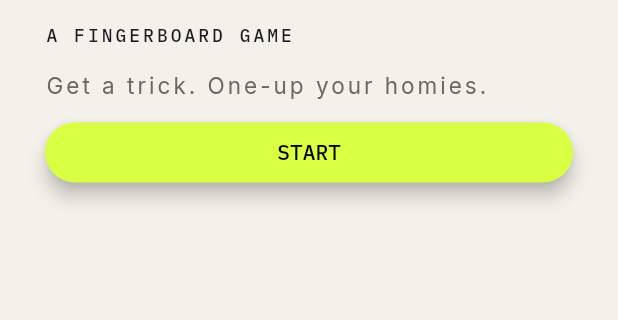
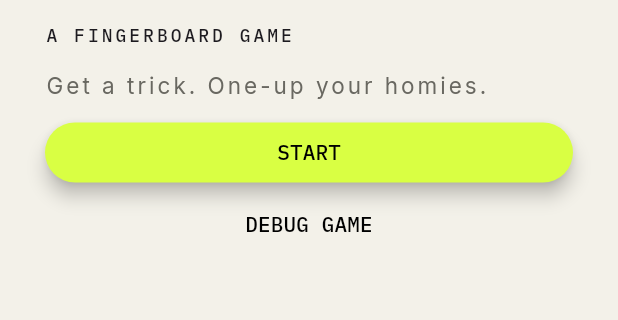
Before and after one commit to yanyanDev/match_that, a Flutter app: the screen it shows after launch, on a phone screen of 412 x 824 dp, the part 494-814 px from its top. Run offline on Flutter 3.47's test engine with Material 3 defaults, Android fonts, the phone set to English and light mode, and no system bars; our stand-ins replace flutter_bloc.

Commit message:
Add library loading at startup and debug game screen (A3, A5)
Co-Authored-By: Claude Opus 5.5 <noreply@anthropic.com>

```diff
--- a/lib/main.dart
+++ b/lib/main.dart
@@ -1,24 +1,42 @@
 import 'package:flutter/material.dart';
 import 'package:flutter/rendering.dart';
+import 'package:match_that/cubits/trick_library_loader.dart';
+import 'package:match_that/engine/trick.dart';
+import 'package:match_that/screens/debug_game_screen.dart';
 import 'package:match_that/screens/game_settings_screen.dart';
+import 'package:match_that/screens/library_error_screen.dart';
 
-void main() {
+Future<void> main() async {
   debugPaintSizeEnabled =
       false; // to visualize widget layout; "false" to disable
-  runApp(const MyApp());
+  // Flutter's services (here: reading bundled assets) need the binding
+  // before runApp has created it.
+  WidgetsFlutterBinding.ensureInitialized();
+  // Loaded once at app start (A3); the asset is small, so this takes ms.
+  final library = await loadTrickLibrary();
+  runApp(MyApp(library: library));
 }
 
 class MyApp extends StatelessWidget {
-  const MyApp({super.key});
+  const MyApp({super.key, required this.library});
+
+  final TrickLibraryResult library;
 
   @override
   Widget build(BuildContext context) {
-    return const MaterialApp(home: HomeScreen());
+    return MaterialApp(
+      home: switch (library) {
+        TrickLibraryLoaded(:final tricks) => HomeScreen(library: tricks),
+        TrickLibraryFailed(:final errors) => LibraryErrorScreen(errors: errors),
+      },
+    );
   }
 }
 
 class HomeScreen extends StatelessWidget {
-  const HomeScreen({super.key});
+  const HomeScreen({super.key, required this.library});
+
+  final List<Trick> library;
 
   @override
   Widget build(BuildContext context) {
@@ -113,6 +131,23 @@ class HomeScreen extends StatelessWidget {
                   ),
                 ),
               ),
+
+              // THROWAWAY (A5): deleted with the debug screen in step 8.
+              TextButton(
+                onPressed: () => Navigator.push(
+                  context,
+                  MaterialPageRoute(
+                    builder: (context) => DebugGameScreen(library: library),
+                  ),
+                ),
+                child: const Text(
+                  'DEBUG GAME',
+                  style: TextStyle(
+                    color: Colors.black,
+                    fontFamily: "IBM Plex Mono",
+                  ),
+                ),
+              ),
             ],
           ),
         ),
```
Also changed, not shown: lib/screens/debug_game_screen.dart (added, +148 -0 lines), lib/screens/library_error_screen.dart (added, +43 -0 lines).
